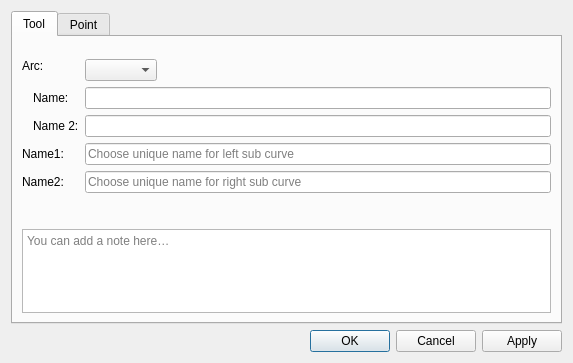
equinox-patterns/Ostara, file src/libs/vtools/dialogs/tools/dialogcutarc.ui: the form before one commit.
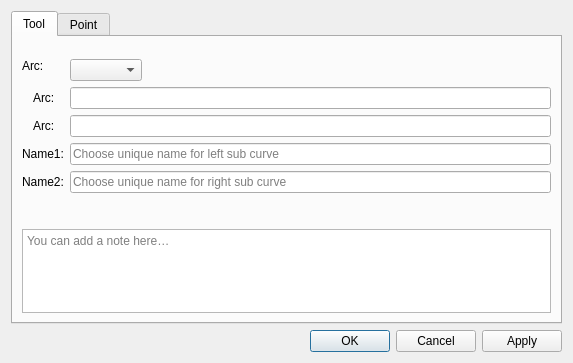
The form after the commit. Icons and pictures are not drawn.

The edit to the form file:
```diff
--- a/src/libs/vtools/dialogs/tools/dialogcutarc.ui
+++ b/src/libs/vtools/dialogs/tools/dialogcutarc.ui
@@ -94,7 +94,7 @@
             <item>
              <widget class="QLabel" name="labelAlias1">
               <property name="text">
-               <string>Name:</string>
+               <string>Arc:</string>
               </property>
              </widget>
             </item>
@@ -121,7 +121,7 @@
             <item>
              <widget class="QLabel" name="labelAlias2">
               <property name="text">
-               <string>Name 2:</string>
+               <string>Arc:</string>
               </property>
              </widget>
             </item>
```
